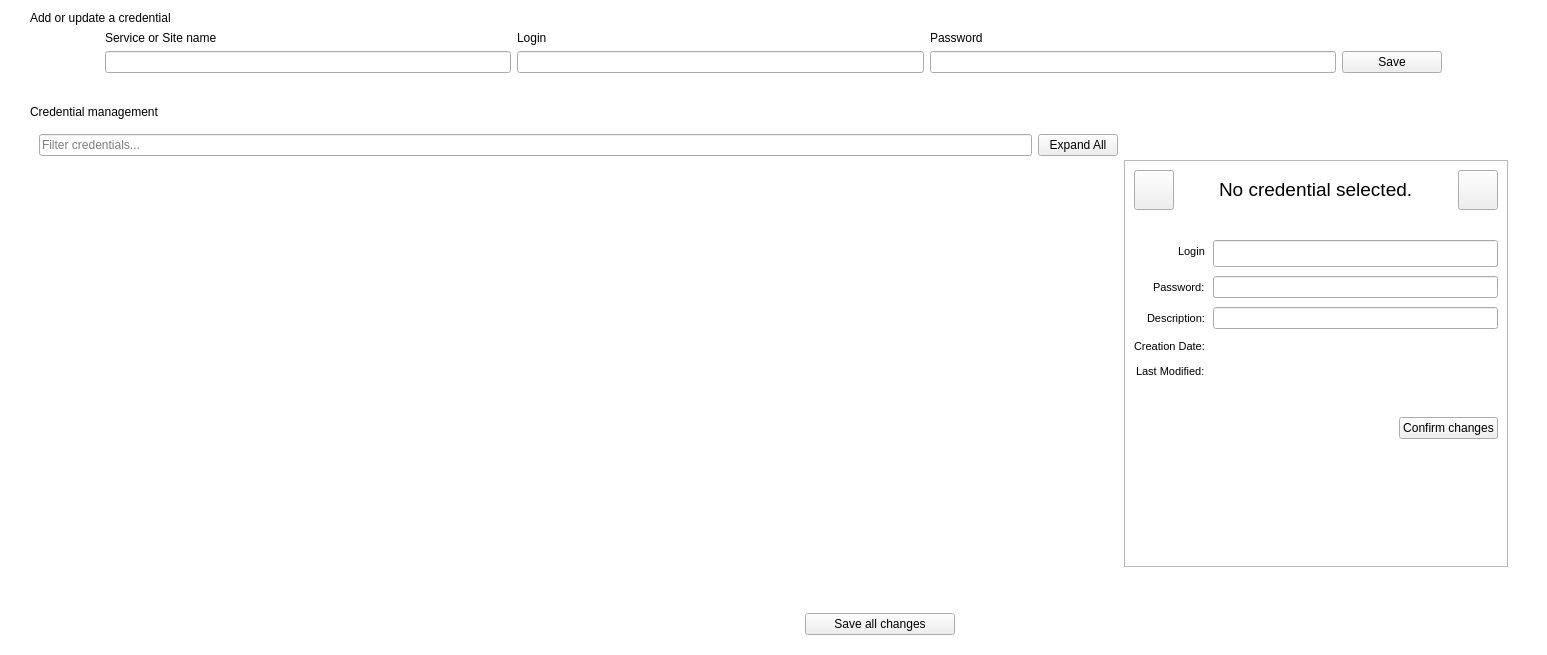
First picture: the form in src/CredentialsManagement.ui, repository mooltipass/moolticute, before the edit.
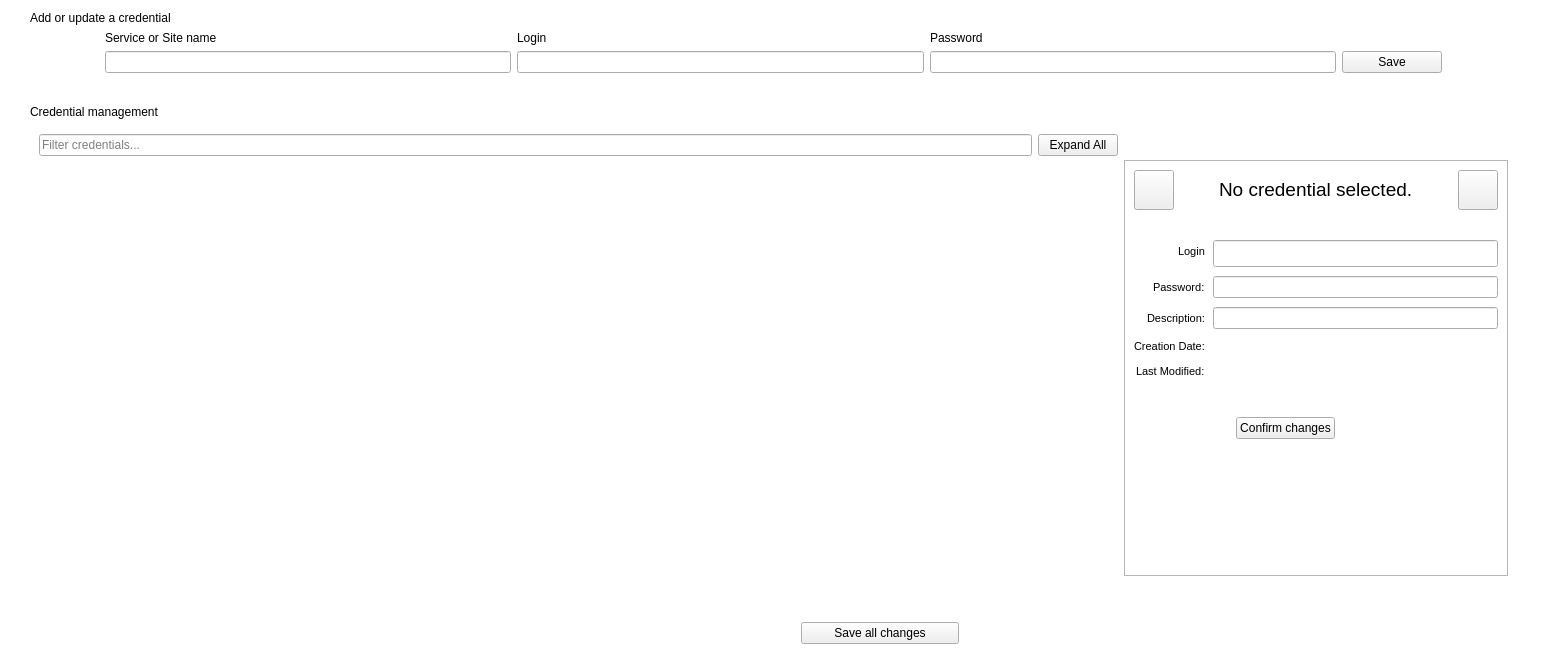
Second picture: the form after the edit. Icons and pictures are not drawn. Custom widgets are drawn as their Qt base class.

Commit message: Fix button centering bug Fix discard all changes button

What changed in the file:
```diff
--- a/src/CredentialsManagement.ui
+++ b/src/CredentialsManagement.ui
@@ -7,7 +7,7 @@
     <x>0</x>
     <y>0</y>
     <width>1547</width>
-    <height>655</height>
+    <height>664</height>
    </rect>
   </property>
   <property name="windowTitle">
@@ -614,11 +614,11 @@
                    <enum>Qt::Horizontal</enum>
                   </property>
                   <property name="sizeType">
-                   <enum>QSizePolicy::Expanding</enum>
+                   <enum>QSizePolicy::Fixed</enum>
                   </property>
                   <property name="sizeHint" stdset="0">
                    <size>
-                    <width>16</width>
+                    <width>80</width>
                     <height>20</height>
                    </size>
                   </property>
@@ -650,6 +650,19 @@
                   </property>
                  </widget>
                 </item>
+                <item>
+                 <spacer name="horizontalSpacer_7">
+                  <property name="orientation">
+                   <enum>Qt::Horizontal</enum>
+                  </property>
+                  <property name="sizeHint" stdset="0">
+                   <size>
+                    <width>40</width>
+                    <height>20</height>
+                   </size>
+                  </property>
+                 </spacer>
+                </item>
                </layout>
               </item>
               <item>
@@ -744,7 +757,7 @@
           <widget class="QPushButton" name="buttonSaveChanges">
            <property name="minimumSize">
             <size>
-             <width>150</width>
+             <width>158</width>
              <height>0</height>
             </size>
            </property>
```
The commit also changes 1 other file.
